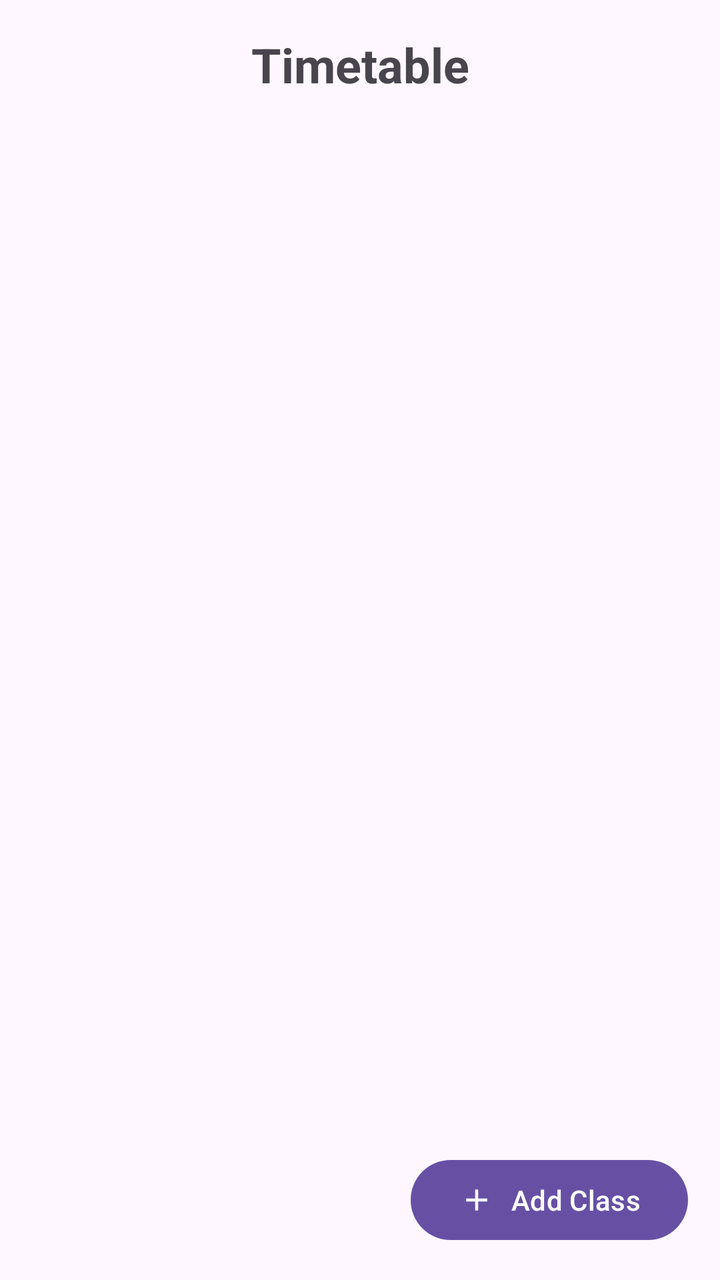
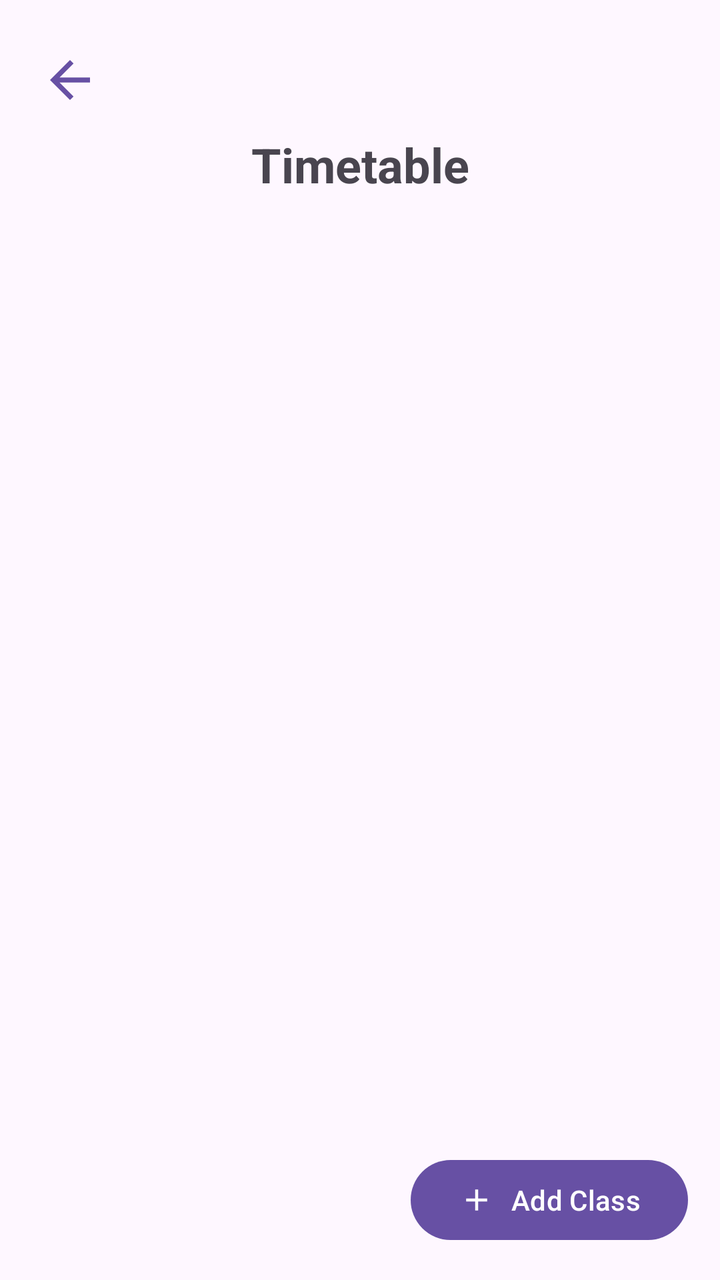

Compare the two renders of this Android layout. The source of the first and the diff that turns it into the second are given below.
<!-- AndroidManifest.xml: application theme Theme.StudentPlanner2026 -->
<!-- res/layout/activity_timetable.xml -->
<?xml version="1.0" encoding="utf-8"?>
<androidx.constraintlayout.widget.ConstraintLayout
    xmlns:android="http://schemas.android.com/apk/res/android"
    xmlns:app="http://schemas.android.com/apk/res-auto"
    xmlns:tools="http://schemas.android.com/tools"
    android:id="@+id/main"
    android:layout_width="match_parent"
    android:layout_height="match_parent"
    android:padding="16dp"
    tools:context=".TimetableActivity">

    <TextView
        android:id="@+id/tvTimetableTitle"
        android:layout_width="wrap_content"
        android:layout_height="wrap_content"
        android:text="Timetable"
        android:textSize="24sp"
        android:textStyle="bold"
        app:layout_constraintTop_toTopOf="parent"
        app:layout_constraintStart_toStartOf="parent"
        app:layout_constraintEnd_toEndOf="parent" />

    <androidx.recyclerview.widget.RecyclerView
        android:id="@+id/recyclerTimetable"
        android:layout_width="0dp"
        android:layout_height="0dp"
        android:layout_marginTop="16dp"
        android:layout_marginBottom="16dp"
        app:layout_constraintTop_toBottomOf="@id/tvTimetableTitle"
        app:layout_constraintBottom_toTopOf="@id/btnAddTimetable"
        app:layout_constraintStart_toStartOf="parent"
        app:layout_constraintEnd_toEndOf="parent" />

    <com.google.android.material.button.MaterialButton
        android:id="@+id/btnAddTimetable"
        android:layout_width="0dp"
        android:layout_height="wrap_content"
        android:text="Add Class"
        app:icon="@drawable/baseline_add_24"
        app:iconGravity="textStart"
        app:layout_constraintBottom_toBottomOf="parent"
        app:layout_constraintEnd_toEndOf="parent" />

</androidx.constraintlayout.widget.ConstraintLayout>
<!-- resources referenced by this layout -->
<resources>
  <!-- drawable baseline_add_24 (drawable) -->
  <vector xmlns:android="http://schemas.android.com/apk/res/android" android:height="24dp" android:tint="#000000" android:viewportHeight="24" android:viewportWidth="24" android:width="24dp">
        
      <path android:fillColor="@android:color/white" android:pathData="M19,13h-6v6h-2v-6H5v-2h6V5h2v6h6v2z"/>
      
  </vector>
  <style name="Theme.StudentPlanner2026" parent="Base.Theme.StudentPlanner2026" />
  <style name="Base.Theme.StudentPlanner2026" parent="Theme.Material3.DayNight.NoActionBar">
          
          
      </style>
</resources>

<!-- the commit's change to res/layout/activity_timetable.xml (unified diff, before → after) -->
@@ -9,12 +9,24 @@
     android:padding="16dp"
     tools:context=".TimetableActivity">
 
+    <com.google.android.material.button.MaterialButton
+        android:id="@+id/btnBackTimetable"
+        android:layout_width="wrap_content"
+        android:layout_height="wrap_content"
+        app:icon="@drawable/baseline_arrow_back_24"
+        style="@style/Widget.Material3.Button.IconButton"
+        android:padding="0dp"
+        app:iconSize="30dp"
+        app:layout_constraintTop_toTopOf="parent"
+        app:layout_constraintStart_toStartOf="parent"/>
+
     <TextView
         android:id="@+id/tvTimetableTitle"
         android:layout_width="wrap_content"
         android:layout_height="wrap_content"
         android:text="Timetable"
         android:textSize="24sp"
+        android:layout_marginTop="50dp"
         android:textStyle="bold"
         app:layout_constraintTop_toTopOf="parent"
         app:layout_constraintStart_toStartOf="parent"
<!-- resource entries referenced after the edit -->
@@ -4,6 +4,12 @@
   <vector xmlns:android="http://schemas.android.com/apk/res/android" android:height="24dp" android:tint="#000000" android:viewportHeight="24" android:viewportWidth="24" android:width="24dp">
         
       <path android:fillColor="@android:color/white" android:pathData="M19,13h-6v6h-2v-6H5v-2h6V5h2v6h6v2z"/>
+      
+  </vector>
+  <!-- drawable baseline_arrow_back_24 (drawable) -->
+  <vector xmlns:android="http://schemas.android.com/apk/res/android" android:autoMirrored="true" android:height="24dp" android:tint="#000000" android:viewportHeight="24" android:viewportWidth="24" android:width="24dp">
+        
+      <path android:fillColor="@android:color/white" android:pathData="M20,11H7.83l5.59,-5.59L12,4l-8,8 8,8 1.41,-1.41L7.83,13H20v-2z"/>
       
   </vector>
   <style name="Theme.StudentPlanner2026" parent="Base.Theme.StudentPlanner2026" />
